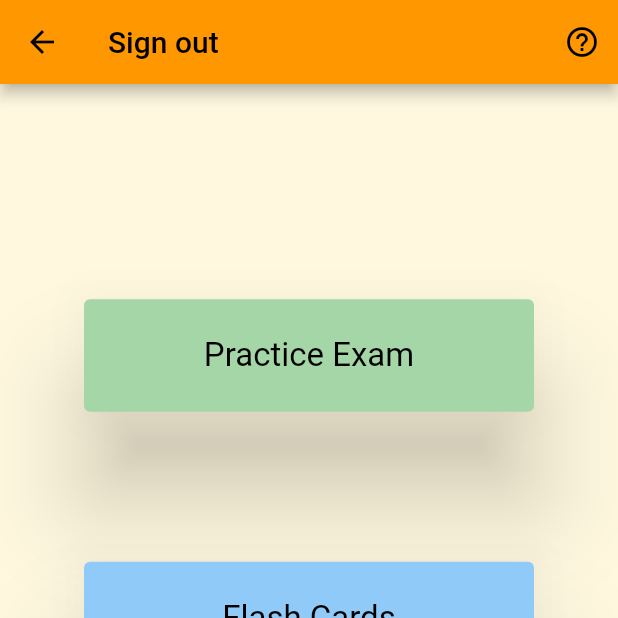
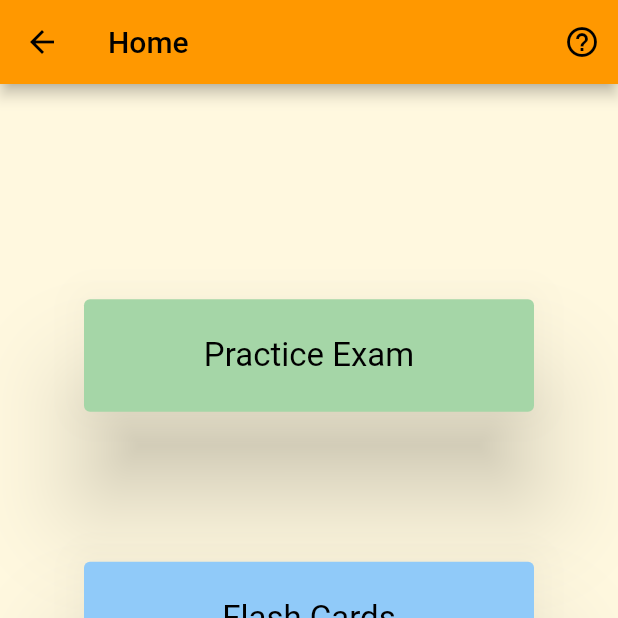
Before and after one commit to bsalloum123/lsat_prep_app_2, a Flutter app: the BasicBottomNavBar screen opened directly with empty values, on a phone screen of 412 x 824 dp, the top half of it. Run offline on Flutter 3.47's test engine with Material 2 defaults, Android fonts, the phone set to English and light mode, and no system bars; our stand-ins replace cloud_firestore, firebase_auth, firebase_core, image_picker; accounts and stored records are empty.

Commit message:
Fixed Issue with app bar titles

```diff
--- a/lib/homePage.dart
+++ b/lib/homePage.dart
@@ -29,8 +29,8 @@ class _homeState extends State<homePage> {
   int currentPage = 0;
   @override
   Widget build(BuildContext context) {
-    return Scaffold(
-      body: const homeBody()
+    return const Scaffold(
+      body: homeBody()
     );
   }
 }
--- a/lib/navBar.dart
+++ b/lib/navBar.dart
@@ -27,6 +27,12 @@ class _BasicBottomNavBarState extends State<BasicBottomNavBar> {
     settings()
   ];
 
+  late final List<Widget> _titles = <Widget>[
+    Text("Home"),
+    Text("Profile"),
+    Text("Settings")
+  ];
+
   // The _onItemTapped method controls which page on the app is shown
   void _onItemTapped(int index) {
     setState(() {
@@ -39,7 +45,7 @@ class _BasicBottomNavBarState extends State<BasicBottomNavBar> {
     return Scaffold(
       appBar: AppBar(
         // This controls the text shown on the header
-        title: const Text('Sign out'),
+        title: _titles[_selectedIndex],
         actions: <Widget>[
           IconButton(
             icon: const Icon(Icons.help_outline),
```
